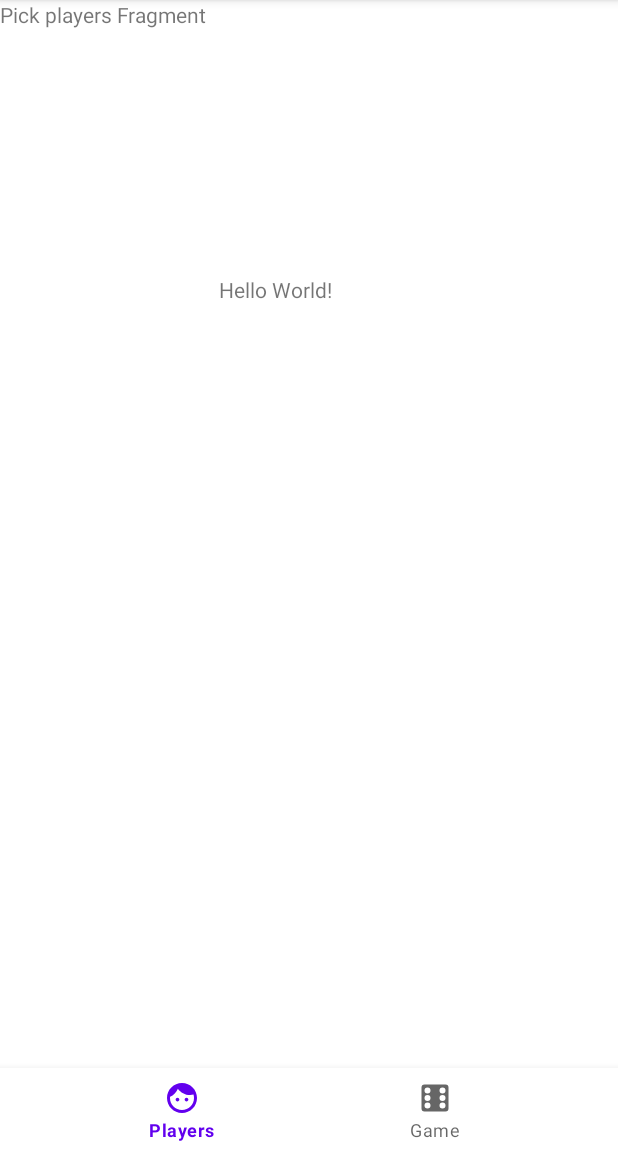
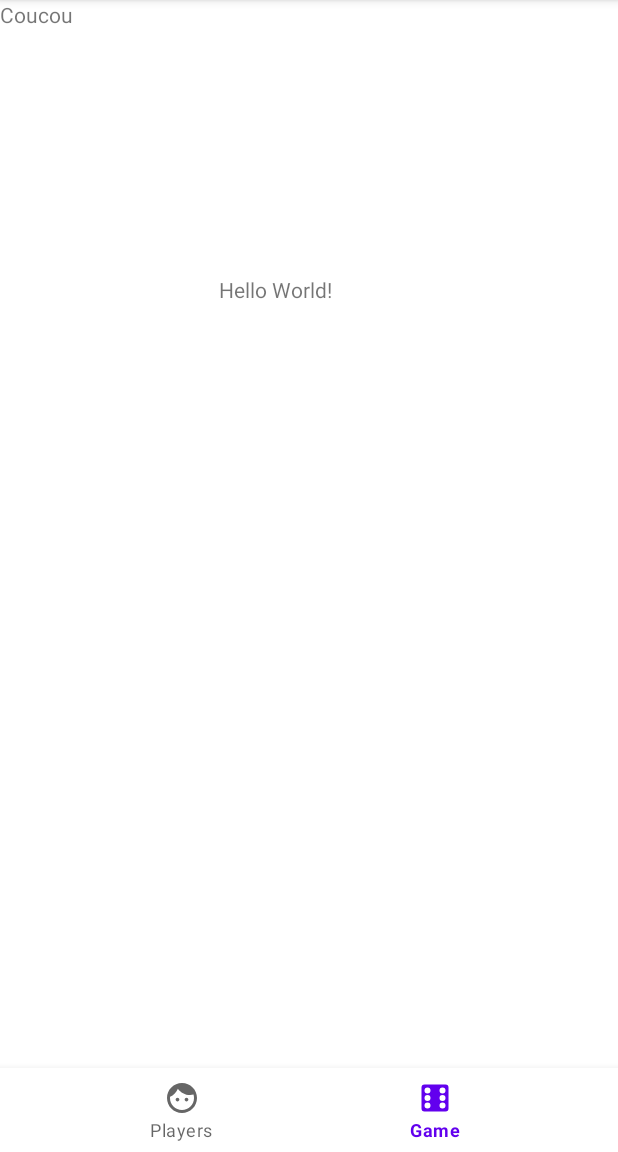
Before and after one commit to PopJoestar/Penny-Drop, an Android app: the screen it shows after launch (MainActivity), on a phone screen of 412 x 824 dp, the part 84-1236 px from its top. Run offline under Robolectric (Android 15) with nearby library versions, the phone set to English and light mode, and no system bars; our stand-ins replace navigation-ui.

Commit message:
Connected bottom_nav and Fragments in MainActivity

```diff
--- a/app/src/main/java/com/popjoestar/pennydrop/MainActivity.kt
+++ b/app/src/main/java/com/popjoestar/pennydrop/MainActivity.kt
@@ -2,11 +2,23 @@ package com.popjoestar.pennydrop
 
 import androidx.appcompat.app.AppCompatActivity
 import android.os.Bundle
+import androidx.navigation.NavController
+import androidx.navigation.fragment.NavHostFragment
+import androidx.navigation.ui.setupWithNavController
+import com.google.android.material.bottomnavigation.BottomNavigationView
 
 class MainActivity : AppCompatActivity() {
+
+    private lateinit var navController: NavController
 
     override fun onCreate(savedInstanceState: Bundle?) {
         super.onCreate(savedInstanceState)
         setContentView(R.layout.activity_main)
+
+        val navHostFragment = supportFragmentManager.findFragmentById(R.id.containerFragment) as NavHostFragment
+
+        this.navController = navHostFragment.navController
+
+        findViewById<BottomNavigationView>(R.id.bottom_nav).setupWithNavController(this.navController)
     }
 }
--- a/app/src/main/res/layout/fragment_game.xml
+++ b/app/src/main/res/layout/fragment_game.xml
@@ -9,6 +9,6 @@
     <TextView
         android:layout_width="match_parent"
         android:layout_height="match_parent"
-        android:text="@string/hello_blank_fragment" />
+        android:text="Coucou" />
 
 </FrameLayout>
```
